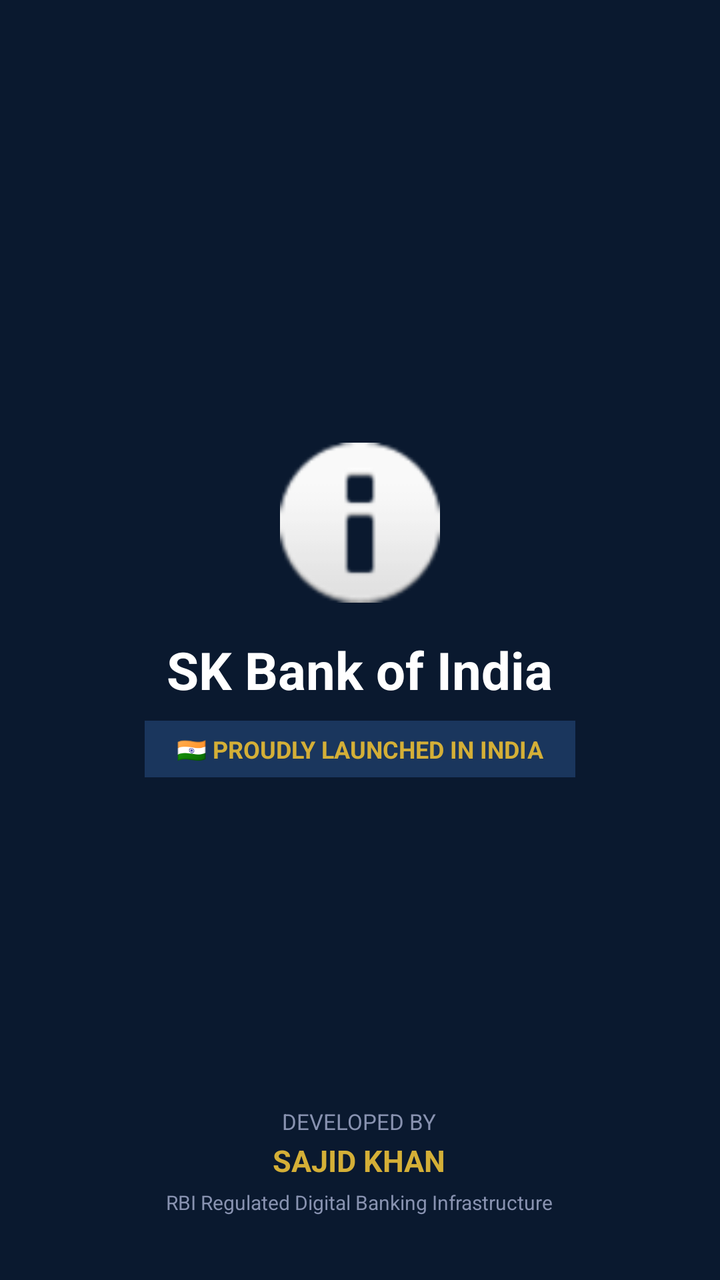
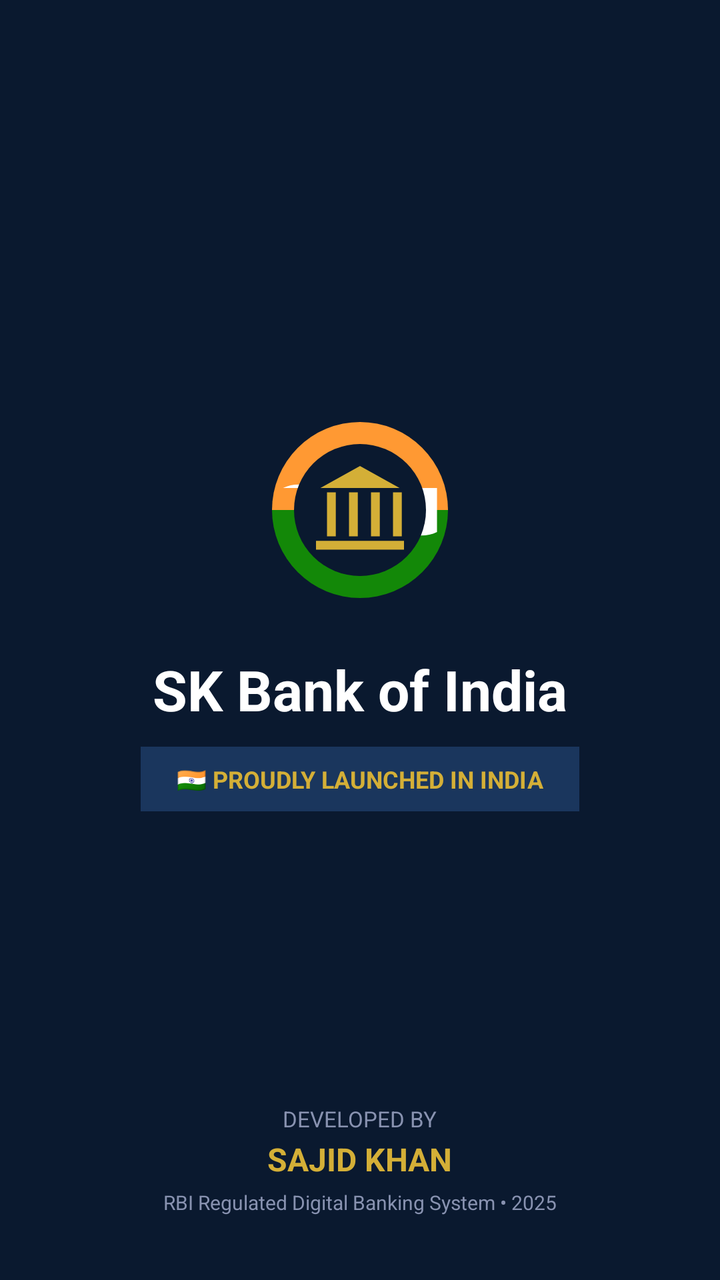

Two renders of the same Android screen: before a commit and after it. Below are the layout's source before the change and the commit's diff.
<!-- AndroidManifest.xml: application theme Theme.SKBankOfIndia -->
<!-- res/layout/activity_splash.xml -->
<?xml version="1.0" encoding="utf-8"?>
<RelativeLayout xmlns:android="http://schemas.android.com/apk/res/android"
    android:layout_width="match_parent"
    android:layout_height="match_parent"
    android:background="#0A192F"
    android:padding="32dp">

    
    <LinearLayout
        android:layout_width="wrap_content"
        android:layout_height="wrap_content"
        android:layout_centerInParent="true"
        android:gravity="center"
        android:orientation="vertical">

        <ImageView
            android:id="@+id/ivBankLogo"
            android:layout_width="80dp"
            android:layout_height="80dp"
            android:contentDescription="SK Bank Logo"
            android:src="@android:drawable/ic_dialog_info"
            android:layout_marginBottom="16dp" />

        <TextView
            android:id="@+id/tvLogoTitle"
            android:layout_width="wrap_content"
            android:layout_height="wrap_content"
            android:text="SK Bank of India"
            android:textColor="#FFFFFF"
            android:textSize="26sp"
            android:textStyle="bold" />

        <TextView
            android:layout_width="wrap_content"
            android:layout_height="wrap_content"
            android:layout_marginTop="8dp"
            android:background="#1A365D"
            android:paddingHorizontal="16dp"
            android:paddingVertical="6dp"
            android:text="🇮🇳 PROUDLY LAUNCHED IN INDIA"
            android:textColor="#D4AF37"
            android:textSize="12sp"
            android:textStyle="bold" />

        <ProgressBar
            style="?android:attr/progressBarStyleHorizontal"
            android:layout_width="180dp"
            android:layout_height="6dp"
            android:layout_marginTop="24dp"
            android:indeterminate="true"
            android:indeterminateTint="#D4AF37" />

    </LinearLayout>

    
    <LinearLayout
        android:layout_width="wrap_content"
        android:layout_height="wrap_content"
        android:layout_alignParentBottom="true"
        android:layout_centerHorizontal="true"
        android:gravity="center"
        android:orientation="vertical">

        <TextView
            android:layout_width="wrap_content"
            android:layout_height="wrap_content"
            android:text="DEVELOPED BY"
            android:textColor="#8892B0"
            android:textSize="11sp" />

        <TextView
            android:layout_width="wrap_content"
            android:layout_height="wrap_content"
            android:layout_marginTop="2dp"
            android:text="SAJID KHAN"
            android:textColor="#D4AF37"
            android:textSize="15sp"
            android:textStyle="bold" />

        <TextView
            android:layout_width="wrap_content"
            android:layout_height="wrap_content"
            android:layout_marginTop="4dp"
            android:text="RBI Regulated Digital Banking Infrastructure"
            android:textColor="#8892B0"
            android:textSize="10sp" />

    </LinearLayout>

</RelativeLayout>
<!-- resources referenced by this layout -->
<resources>

</resources>

<!-- the commit's change to res/layout/activity_splash.xml (unified diff, before → after) -->
@@ -13,12 +13,13 @@
         android:gravity="center"
         android:orientation="vertical">
 
+        
         <ImageView
             android:id="@+id/ivBankLogo"
-            android:layout_width="80dp"
-            android:layout_height="80dp"
-            android:contentDescription="SK Bank Logo"
-            android:src="@android:drawable/ic_dialog_info"
+            android:layout_width="110dp"
+            android:layout_height="110dp"
+            android:contentDescription="SK Bank Tricolor Logo"
+            android:src="@drawable/ic_bank_logo"
             android:layout_marginBottom="16dp" />
 
         <TextView
@@ -27,16 +28,16 @@
             android:layout_height="wrap_content"
             android:text="SK Bank of India"
             android:textColor="#FFFFFF"
-            android:textSize="26sp"
+            android:textSize="28sp"
             android:textStyle="bold" />
 
         <TextView
             android:layout_width="wrap_content"
             android:layout_height="wrap_content"
-            android:layout_marginTop="8dp"
+            android:layout_marginTop="10dp"
             android:background="#1A365D"
-            android:paddingHorizontal="16dp"
-            android:paddingVertical="6dp"
+            android:paddingHorizontal="18dp"
+            android:paddingVertical="8dp"
             android:text="🇮🇳 PROUDLY LAUNCHED IN INDIA"
             android:textColor="#D4AF37"
             android:textSize="12sp"
@@ -44,9 +45,9 @@
 
         <ProgressBar
             style="?android:attr/progressBarStyleHorizontal"
-            android:layout_width="180dp"
+            android:layout_width="200dp"
             android:layout_height="6dp"
-            android:layout_marginTop="24dp"
+            android:layout_marginTop="28dp"
             android:indeterminate="true"
             android:indeterminateTint="#D4AF37" />
 
@@ -74,14 +75,14 @@
             android:layout_marginTop="2dp"
             android:text="SAJID KHAN"
             android:textColor="#D4AF37"
-            android:textSize="15sp"
+            android:textSize="16sp"
             android:textStyle="bold" />
 
         <TextView
             android:layout_width="wrap_content"
             android:layout_height="wrap_content"
             android:layout_marginTop="4dp"
-            android:text="RBI Regulated Digital Banking Infrastructure"
+            android:text="RBI Regulated Digital Banking System • 2025"
             android:textColor="#8892B0"
             android:textSize="10sp" />
 
<!-- resource entries referenced after the edit -->
@@ -1,5 +1,50 @@
 <!-- resources referenced by this layout -->
 <resources>
-
+  <!-- drawable ic_bank_logo (drawable) -->
+  <?xml version="1.0" encoding="utf-8"?>
+  <vector xmlns:android="http://schemas.android.com/apk/res/android"
+      android:width="120dp"
+      android:height="120dp"
+      android:viewportWidth="100"
+      android:viewportHeight="100">
+  
+      
+      
+      <path
+          android:fillColor="#FF9933"
+          android:pathData="M10,50 A40,40 0 0,1 90,50 Z" />
+  
+      
+      <path
+          android:fillColor="#138808"
+          android:pathData="M10,50 A40,40 0 0,0 90,50 Z" />
+  
+      
+      <path
+          android:fillColor="#FFFFFF"
+          android:pathData="M15,40 C35,30 65,70 85,60 C85,50 85,50 85,40 Z" />
+  
+      
+      <path
+          android:fillColor="#0A192F"
+          android:pathData="M50,50m-30,0a30,30 0 1,1 60,0a30,30 0 1,1 -60,0" />
+  
+      
+      
+      <path
+          android:fillColor="#D4AF37"
+          android:pathData="M50,30 L32,40 L68,40 Z" />
+  
+      
+      <path
+          android:fillColor="#D4AF37"
+          android:pathData="M35,42 H39 V62 H35 Z M45,42 H49 V62 H45 Z M55,42 H59 V62 H55 Z M65,42 H69 V62 H65 Z" />
+  
+      
+      <path
+          android:fillColor="#D4AF37"
+          android:pathData="M30,64 H70 V68 H30 Z" />
+  
+  </vector>
 </resources>
 
